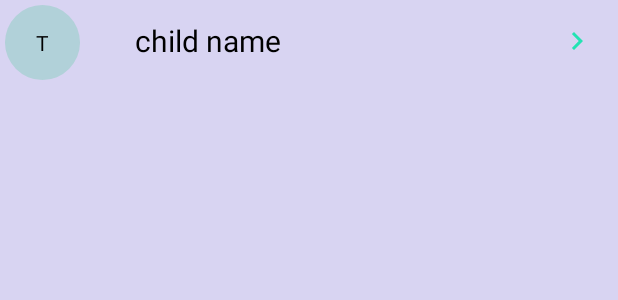
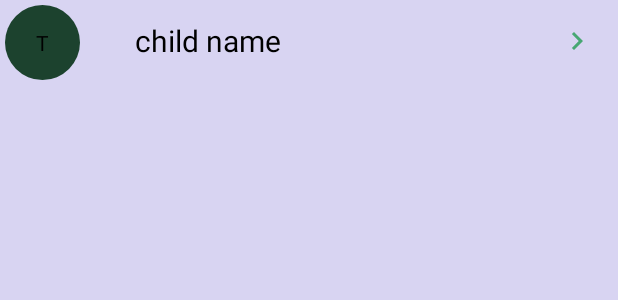
Before and after one commit to namiSunflower/HomeSchoolPlanner, an Android app: the layout row_users.xml on its own in the app's theme, with its tools: preview values and no code run, on a phone screen of 412 x 824 dp. Shown: the top 300 px of the screen. Run offline under Robolectric (Android 15) with nearby library versions, the phone set to English and light mode, and no system bars.

Commit message:
Updated colors on next button graphic and user background

```diff
--- a/app/src/main/res/drawable/next.xml
+++ b/app/src/main/res/drawable/next.xml
@@ -1,4 +1,4 @@
-<vector android:height="24dp" android:tint="#23E3B3"
+<vector android:height="24dp" android:tint="#47A773"
     android:viewportHeight="24" android:viewportWidth="24"
     android:width="24dp" xmlns:android="http://schemas.android.com/apk/res/android">
     <path android:fillColor="@android:color/white" android:pathData="M10,6L8.59,7.41 13.17,12l-4.58,4.59L10,18l6,-6z"/>
--- a/app/src/main/res/drawable/users_bg.xml
+++ b/app/src/main/res/drawable/users_bg.xml
@@ -1,5 +1,5 @@
 <?xml version="1.0" encoding="utf-8"?>
 <shape xmlns:android="http://schemas.android.com/apk/res/android" android:shape="rectangle">
-    <solid android:color="#403fc68b"/>
+    <solid android:color="#1C422E"/>
     <corners android:radius="90dp"/>
 </shape>
```
